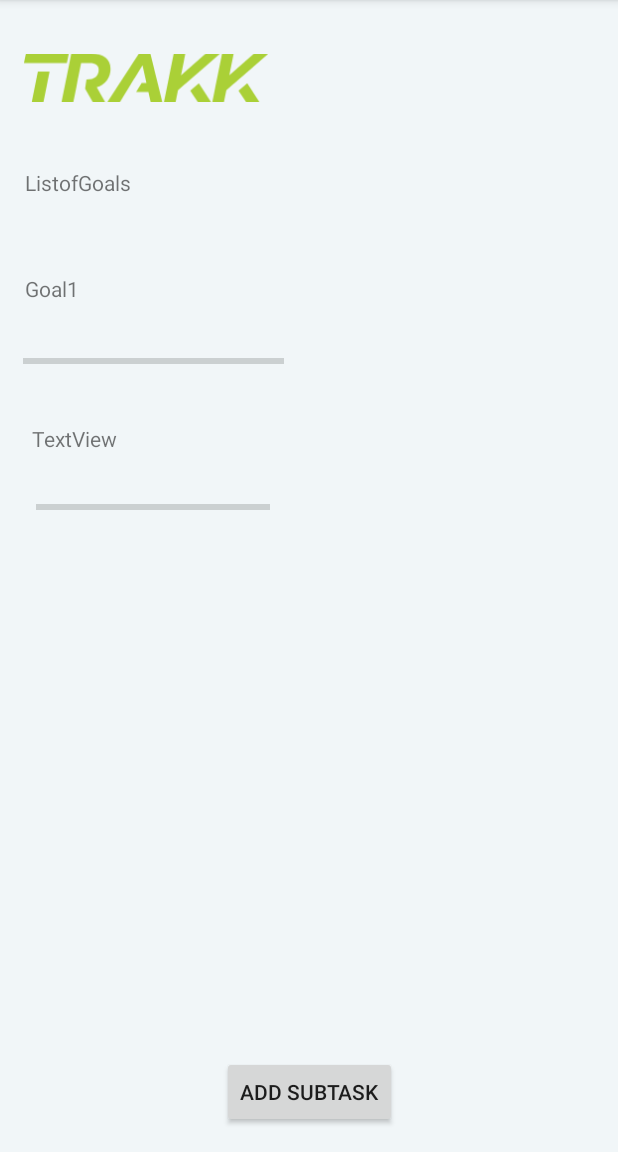
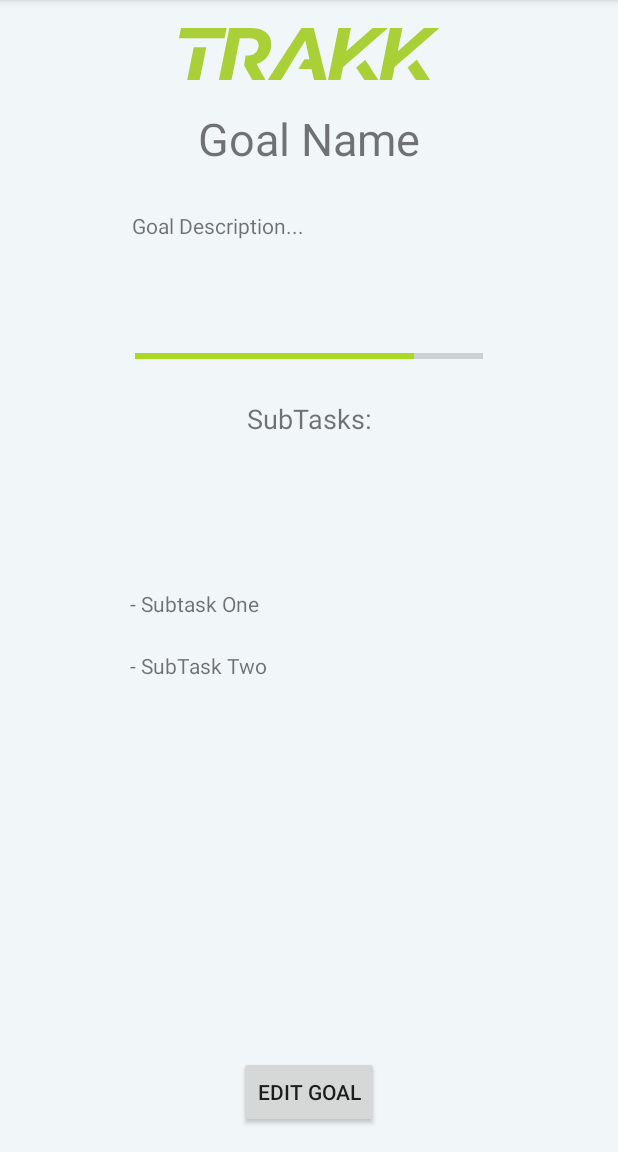
Before and after one commit to abinapier/Trakk, an Android app: the screen it shows after launch (GoalDetailActivity), after a tap on "Test 1", on a phone screen of 412 x 824 dp, the part 84-1236 px from its top. Run offline under Robolectric (Android 15) with nearby library versions, the phone set to English and light mode, and no system bars.

Commit message:
abi working dev

```diff
--- a/app/src/main/java/com/example/trakk/ui/addGoal/AddGoalActivity.java
+++ b/app/src/main/java/com/example/trakk/ui/addGoal/AddGoalActivity.java
@@ -86,6 +86,11 @@ public class AddGoalActivity extends AppCompatActivity implements AdapterView.On
         Intent intent = new Intent(this, AddSubtaskActivity.class);
         startActivity(intent);
     }
+    public void editGoalButton(View view){
+        Intent intent = new Intent(this, AddGoalActivity.class);
+        startActivity(intent);
+    }
+
 
 
 }
--- a/app/src/main/java/com/example/trakk/ui/goalDetail/GoalDetailActivity.java
+++ b/app/src/main/java/com/example/trakk/ui/goalDetail/GoalDetailActivity.java
@@ -7,10 +7,12 @@ import android.os.Bundle;
 import android.view.View;
 
 import com.example.trakk.R;
+import com.example.trakk.ui.addGoal.AddGoalActivity;
 import com.example.trakk.ui.addSubtask.AddSubtaskActivity;
 import com.example.trakk.ui.main.MainActivity;
 
 public class GoalDetailActivity extends AppCompatActivity {
+
 
     @Override
     protected void onCreate(Bundle savedInstanceState) {
@@ -23,7 +25,7 @@ public class GoalDetailActivity extends AppCompatActivity {
     }
 
     public void viewAddSubtask(View view){
-        Intent intent = new Intent(GoalDetailActivity.this, AddSubtaskActivity.class);
+        Intent intent = new Intent(GoalDetailActivity.this, AddGoalActivity.class);
         startActivity(intent);
     }
 }
--- a/app/src/main/java/com/example/trakk/ui/main/MainActivity.java
+++ b/app/src/main/java/com/example/trakk/ui/main/MainActivity.java
@@ -38,7 +38,10 @@ public class MainActivity extends AppCompatActivity {
     }
 
     public void viewGoalDetail(View view){
-        Intent intent = new Intent(MainActivity.this, GoalDetailActivity.class);
-        startActivity(intent);
+        Intent myIntent = new Intent(this, GoalDetailActivity.class);
+        Log.d(TAG, "viewGoalDetail: "+view.getId());
+        myIntent.putExtra("firstKeyName","FirstKeyValue");
+        myIntent.putExtra("secondKeyName","SecondKeyValue");
+        startActivity(myIntent);
     }
 }
--- a/app/src/main/res/layout/activity_add_goal.xml
+++ b/app/src/main/res/layout/activity_add_goal.xml
@@ -129,4 +129,15 @@
         app:layout_constraintTop_toBottomOf="@+id/aSpinner"
         app:srcCompat="@drawable/ic_icons8_plus" />
 
+    <Button
+        android:id="@+id/button3"
+        android:layout_width="wrap_content"
+        android:layout_height="wrap_content"
+        android:layout_marginBottom="32dp"
+        android:onClick="editGoalButton"
+        android:text="Save Goal"
+        app:layout_constraintBottom_toBottomOf="parent"
+        app:layout_constraintEnd_toEndOf="parent"
+        app:layout_constraintStart_toStartOf="parent" />
+
 </androidx.constraintlayout.widget.ConstraintLayout>
--- a/app/src/main/res/layout/activity_goal_detail.xml
+++ b/app/src/main/res/layout/activity_goal_detail.xml
@@ -1,4 +1,5 @@
 <?xml version="1.0" encoding="utf-8"?>
+
 <androidx.constraintlayout.widget.ConstraintLayout xmlns:android="http://schemas.android.com/apk/res/android"
     xmlns:app="http://schemas.android.com/apk/res-auto"
     xmlns:tools="http://schemas.android.com/tools"
@@ -8,37 +9,32 @@
 
     <ImageView
         android:id="@+id/imageView3"
-        android:layout_width="0dp"
-        android:layout_height="72dp"
-        android:layout_marginStart="16dp"
+        android:layout_width="173dp"
+        android:layout_height="40dp"
         android:layout_marginTop="16dp"
-        android:layout_marginEnd="233dp"
         app:layout_constraintEnd_toEndOf="parent"
-        app:layout_constraintHorizontal_bias="1.0"
         app:layout_constraintStart_toStartOf="parent"
         app:layout_constraintTop_toTopOf="parent"
         app:srcCompat="@drawable/ic_trakk_01" />
 
     <TextView
         android:id="@+id/textView"
-        android:layout_width="209dp"
-        android:layout_height="39dp"
-        android:layout_marginStart="16dp"
-        android:layout_marginTop="24dp"
-        android:layout_marginEnd="186dp"
-        android:text="ListofGoals"
+        android:layout_width="228dp"
+        android:layout_height="37dp"
+        android:layout_marginTop="16dp"
+        android:text="Goal Name"
+        android:textAlignment="center"
+        android:textSize="30sp"
         app:layout_constraintEnd_toEndOf="parent"
         app:layout_constraintStart_toStartOf="parent"
         app:layout_constraintTop_toBottomOf="@+id/imageView3" />
 
     <TextView
         android:id="@+id/textView2"
-        android:layout_width="171dp"
-        android:layout_height="31dp"
-        android:layout_marginStart="16dp"
+        android:layout_width="236dp"
+        android:layout_height="68dp"
         android:layout_marginTop="31dp"
-        android:layout_marginEnd="224dp"
-        android:text="Goal1"
+        android:text="Goal Description..."
         app:layout_constraintEnd_toEndOf="parent"
         app:layout_constraintStart_toStartOf="parent"
         app:layout_constraintTop_toBottomOf="@+id/textView" />
@@ -46,11 +42,10 @@
     <ProgressBar
         android:id="@+id/progressBar"
         style="?android:attr/progressBarStyleHorizontal"
-        android:layout_width="174dp"
-        android:layout_height="21dp"
-        android:layout_marginStart="16dp"
+        android:layout_width="232dp"
+        android:layout_height="26dp"
         android:layout_marginTop="16dp"
-        android:layout_marginEnd="224dp"
+        android:progress="80"
         app:layout_constraintEnd_toEndOf="parent"
         app:layout_constraintStart_toStartOf="parent"
         app:layout_constraintTop_toBottomOf="@+id/textView2" />
@@ -59,25 +54,13 @@
         android:id="@+id/textView3"
         android:layout_width="161dp"
         android:layout_height="30dp"
-        android:layout_marginStart="16dp"
-        android:layout_marginTop="31dp"
-        android:layout_marginEnd="224dp"
-        android:text="TextView"
+        android:layout_marginTop="16dp"
+        android:text="SubTasks:"
+        android:textAlignment="center"
+        android:textSize="18sp"
         app:layout_constraintEnd_toEndOf="parent"
         app:layout_constraintStart_toStartOf="parent"
         app:layout_constraintTop_toBottomOf="@+id/progressBar" />
-
-    <ProgressBar
-        android:id="@+id/progressBar2"
-        style="?android:attr/progressBarStyleHorizontal"
-        android:layout_width="156dp"
-        android:layout_height="19dp"
-        android:layout_marginStart="16dp"
-        android:layout_marginTop="16dp"
-        android:layout_marginEnd="224dp"
-        app:layout_constraintEnd_toEndOf="parent"
-        app:layout_constraintStart_toStartOf="parent"
-        app:layout_constraintTop_toBottomOf="@+id/textView3" />
 
     <Button
         android:id="@+id/button2"
@@ -85,9 +68,33 @@
         android:layout_height="wrap_content"
         android:layout_marginBottom="16dp"
         android:onClick="viewAddSubtask"
-        android:text="Add Subtask"
+        android:text="Edit Goal"
         app:layout_constraintBottom_toBottomOf="parent"
         app:layout_constraintEnd_toEndOf="parent"
         app:layout_constraintStart_toStartOf="parent" />
 
+    <LinearLayout
+        android:layout_width="239dp"
+        android:layout_height="215dp"
+        android:layout_marginTop="16dp"
+        android:layout_marginBottom="16dp"
+        android:orientation="vertical"
+        app:layout_constraintBottom_toTopOf="@+id/button2"
+        app:layout_constraintEnd_toEndOf="parent"
+        app:layout_constraintStart_toStartOf="parent"
+        app:layout_constraintTop_toBottomOf="@+id/textView3">
+
+        <TextView
+            android:id="@+id/textView6"
+            android:layout_width="match_parent"
+            android:layout_height="41dp"
+            android:text="- Subtask One" />
+
+        <TextView
+            android:id="@+id/textView5"
+            android:layout_width="match_parent"
+            android:layout_height="41dp"
+            android:text="- SubTask Two" />
+    </LinearLayout>
+
 </androidx.constraintlayout.widget.ConstraintLayout>
```
